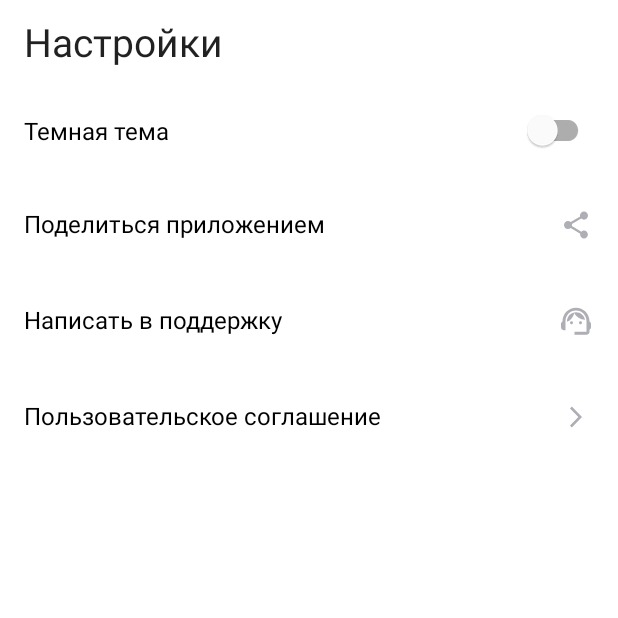
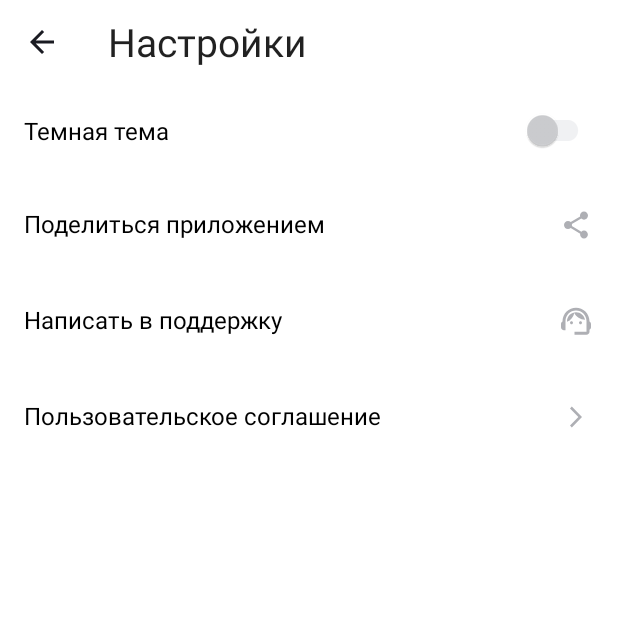
Before and after one commit to KateDesu/playlist-maker, an Android app: the SettingsActivity screen opened directly, with no data from a screen before it, on a phone screen of 412 x 824 dp, the top half of it. Run offline under Robolectric (Android 15) with nearby library versions, the phone set to English and light mode, and no system bars.

Commit message:
Спринт 8 ДЗ Внесены изменения с учетом рекомендаций для экрана Настройки: установлены цвета для switch, добавлена иконка arrow_back

```diff
--- /dev/null
+++ b/app/src/main/res/color/switch_thumb_color.xml
@@ -0,0 +1,7 @@
+<?xml version="1.0" encoding="utf-8"?>
+<selector xmlns:android="http://schemas.android.com/apk/res/android">
+    <!-- Активное состояние (включен) -->
+    <item android:color="@color/switch_thumb_active_color" android:state_checked="true" />
+    <!-- Неактивное состояние (выключен) -->
+    <item android:color="@color/switch_thumb_inactive_color" android:state_checked="false" />
+</selector>
--- /dev/null
+++ b/app/src/main/res/color/switch_track_color.xml
@@ -0,0 +1,7 @@
+<?xml version="1.0" encoding="utf-8"?>
+<selector xmlns:android="http://schemas.android.com/apk/res/android">
+    <!-- Активное состояние (включен) -->
+    <item android:color="@color/switch_track_active_color" android:state_checked="true" />
+    <!-- Неактивное состояние (выключен) -->
+    <item android:color="@color/switch_track_inactive_color" android:state_checked="false" />
+</selector>
--- /dev/null
+++ b/app/src/main/res/drawable/ic_arrow_back.xml
@@ -0,0 +1,13 @@
+<vector xmlns:android="http://schemas.android.com/apk/res/android"
+    android:width="24dp"
+    android:height="24dp"
+    android:viewportWidth="24"
+    android:viewportHeight="24">
+  <group>
+    <clip-path
+        android:pathData="M0,0h24v24h-24z"/>
+    <path
+        android:pathData="M20,11H7.83L13.42,5.41L12,4L4,12L12,20L13.41,18.59L7.83,13H20V11Z"
+        android:fillColor="#1A1B22"/>
+  </group>
+</vector>
--- a/app/src/main/res/layout/activity_settings.xml
+++ b/app/src/main/res/layout/activity_settings.xml
@@ -11,6 +11,7 @@
         android:id="@+id/toolbar"
         android:layout_width="match_parent"
         android:layout_height="56dp"
+        app:navigationIcon="@drawable/ic_arrow_back"
         app:title="@string/settings"
         app:titleTextAppearance="@style/toolbar" />
 
@@ -21,6 +22,8 @@
         android:paddingHorizontal="16dp"
         android:paddingVertical="20dp"
         android:text="@string/black_theme"
+        app:thumbTint="@color/switch_thumb_color"
+        app:trackTint="@color/switch_track_color"
         android:textSize="@dimen/text_size_16" />
 
     <com.google.android.material.textview.MaterialTextView
--- a/app/src/main/res/values/colors.xml
+++ b/app/src/main/res/values/colors.xml
@@ -4,4 +4,8 @@
     <color name="white">#FFFFFFFF</color>
     <color name="blue">#3772E7</color>
     <color name="text_white">#FFFFFF</color>
+    <color name="switch_thumb_active_color">#3772E7</color>
+    <color name="switch_thumb_inactive_color">#CECFD2</color>
+    <color name="switch_track_active_color">#92A9E7</color>
+    <color name="switch_track_inactive_color">#F0F1F3</color>
 </resources>
```
